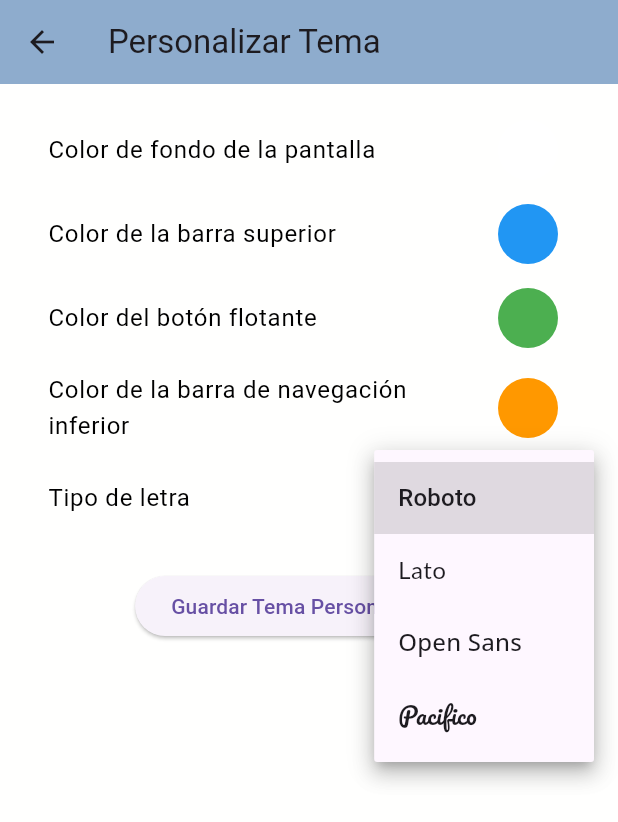
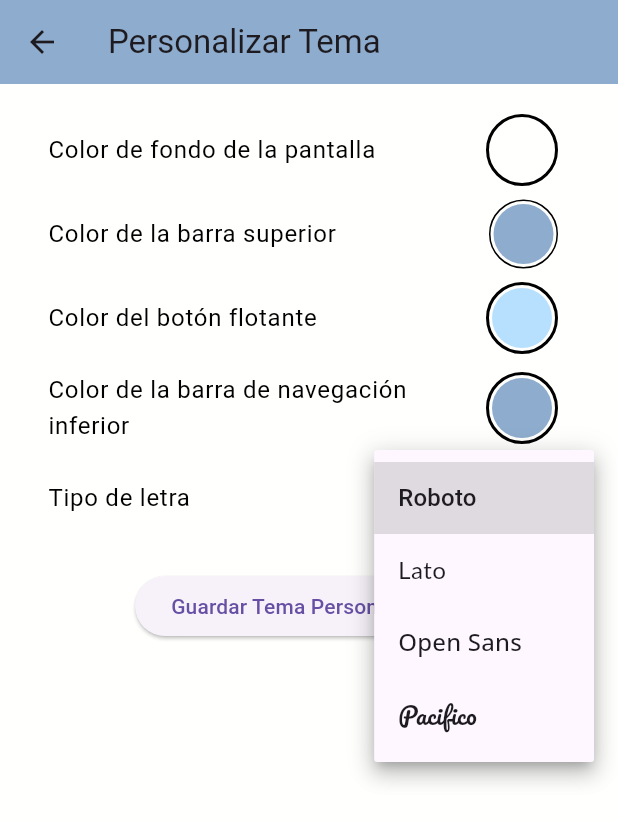
Before and after one commit to DulceST/Promoviles, a Flutter app: the CustomizeThemeScreen screen opened by its route, after a tap on "Roboto", on a phone screen of 412 x 824 dp. Shown: the top 822 px of the screen. Run offline on Flutter 3.47's test engine with Material 3 defaults, Android fonts, the phone set to English and light mode, and no system bars; our stand-ins replace convex_bottom_bar, flutter_colorpicker, flutter_expandable_fab, google_fonts, image_picker, lottie and 3 more; accounts and stored records are empty.

Commit message:
Implementacion del tema personalizado y que se guarde aunque se cierre sesion

```diff
--- a/lib/screens/customize_theme_screen.dart
+++ b/lib/screens/customize_theme_screen.dart
@@ -1,7 +1,7 @@
 import 'package:flutter/material.dart';
 import 'package:flutter_colorpicker/flutter_colorpicker.dart';
 import 'package:google_fonts/google_fonts.dart';
-import 'package:pms2024/setting/global_values.dart';
+import 'package:pms2024/setting/global_values.dart'; // Ajusta esta ruta según tu proyecto
 
 class CustomizeThemeScreen extends StatefulWidget {
   const CustomizeThemeScreen({super.key});
@@ -11,14 +11,27 @@ class CustomizeThemeScreen extends StatefulWidget {
 }
 
 class _CustomizeThemeScreenState extends State<CustomizeThemeScreen> {
-  Color _scaffoldBackgroundColor = Colors.white;
-  Color _appBarColor = Colors.blue;
-  Color _floatingActionButtonColor = Colors.green;
-  Color _bottomNavigationBarColor = Colors.orange;
+  late Color _scaffoldBackgroundColor;
+  late Color _appBarColor;
+  late Color _floatingActionButtonColor;
+  late Color _bottomNavigationBarColor;
   String _selectedFont = 'Roboto';
 
+  @override
+  void didChangeDependencies() {
+    super.didChangeDependencies();
+
+    // Inicializa los colores con los valores actuales del tema
+    final theme = Theme.of(context);
+    _scaffoldBackgroundColor = theme.scaffoldBackgroundColor;
+    _appBarColor = theme.appBarTheme.backgroundColor ?? Colors.blue; // Si el color no está definido, usa un fallback
+    _floatingActionButtonColor = theme.floatingActionButtonTheme.backgroundColor ?? Colors.green;
+    _bottomNavigationBarColor = theme.bottomNavigationBarTheme.backgroundColor ?? Colors.orange;
+  }
+
   Future<void> _pickColor(BuildContext context, Color currentColor, Function(Color) onColorSelected) async {
-    Color selectedColor = await showDialog(
+  Color selectedColor = currentColor; // Inicializa con el color actual
+  selectedColor = await showDialog(
     context: context,
     builder: (context) {
       return AlertDialog(
@@ -26,7 +39,9 @@ class _CustomizeThemeScreenState extends State<CustomizeThemeScreen> {
         content: SingleChildScrollView(
           child: ColorPicker(
             pickerColor: currentColor,
-              onColorChanged: onColorSelected,
+            onColorChanged: (color) {
+              selectedColor = color; // Actualiza el color seleccionado mientras se elige
+            },
             showLabel: true,
             pickerAreaHeightPercent: 0.8,
           ),
@@ -35,15 +50,17 @@ class _CustomizeThemeScreenState extends State<CustomizeThemeScreen> {
           ElevatedButton(
             child: const Text('Aceptar'),
             onPressed: () {
-                Navigator.of(context).pop(currentColor);
+              Navigator.of(context).pop(selectedColor); // Retorna el color seleccionado
             },
           ),
         ],
       );
     },
-    );
+  ) ?? currentColor; // Si se cierra el diálogo sin seleccionar, usa el color actual
 
+  // Asegúrate de que el color seleccionado se aplique
     onColorSelected(selectedColor);
+
 }
 
 
@@ -59,7 +76,16 @@ class _CustomizeThemeScreenState extends State<CustomizeThemeScreen> {
           children: [
             ListTile(
               title: const Text('Color de fondo de la pantalla'),
-              trailing: CircleAvatar(backgroundColor: _scaffoldBackgroundColor),
+              trailing: Container(
+                padding: const EdgeInsets.all(2), // Padding para el borde
+                decoration: BoxDecoration(
+                  shape: BoxShape.circle,
+                  border: Border.all(color: Colors.black, width: 2), // Borde negro
+                ),
+                child: CircleAvatar(
+                  backgroundColor: _scaffoldBackgroundColor,
+                ),
+              ),
               onTap: () => _pickColor(context, _scaffoldBackgroundColor, (color) {
                 setState(() {
                   _scaffoldBackgroundColor = color;
@@ -68,7 +94,16 @@ class _CustomizeThemeScreenState extends State<CustomizeThemeScreen> {
             ),
             ListTile(
               title: const Text('Color de la barra superior'),
-              trailing: CircleAvatar(backgroundColor: _appBarColor),
+              trailing: Container(
+                padding: const EdgeInsets.all(2),
+                decoration: BoxDecoration(
+                  shape: BoxShape.circle,
+                  border: Border.all(color: Colors.black, width: 1),
+                ),
+                child: CircleAvatar(
+                  backgroundColor: _appBarColor,
+                ),
+              ),
               onTap: () => _pickColor(context, _appBarColor, (color) {
                 setState(() {
                   _appBarColor = color;
@@ -77,7 +112,16 @@ class _CustomizeThemeScreenState extends State<CustomizeThemeScreen> {
             ),
             ListTile(
               title: const Text('Color del botón flotante'),
-              trailing: CircleAvatar(backgroundColor: _floatingActionButtonColor),
+              trailing: Container(
+                padding: const EdgeInsets.all(2),
+                decoration: BoxDecoration(
+                  shape: BoxShape.circle,
+                  border: Border.all(color: Colors.black, width: 2),
+                ),
+                child: CircleAvatar(
+                  backgroundColor: _floatingActionButtonColor,
+                ),
+              ),
               onTap: () => _pickColor(context, _floatingActionButtonColor, (color) {
                 setState(() {
                   _floatingActionButtonColor = color;
@@ -86,7 +130,16 @@ class _CustomizeThemeScreenState extends State<CustomizeThemeScreen> {
             ),
             ListTile(
               title: const Text('Color de la barra de navegación inferior'),
-              trailing: CircleAvatar(backgroundColor: _bottomNavigationBarColor),
+              trailing: Container(
+                padding: const EdgeInsets.all(2),
+                decoration: BoxDecoration(
+                  shape: BoxShape.circle,
+                  border: Border.all(color: Colors.black, width: 2),
+                ),
+                child: CircleAvatar(
+                  backgroundColor: _bottomNavigationBarColor,
+                ),
+              ),
               onTap: () => _pickColor(context, _bottomNavigationBarColor, (color) {
                 setState(() {
                   _bottomNavigationBarColor = color;
@@ -126,7 +179,7 @@ class _CustomizeThemeScreenState extends State<CustomizeThemeScreen> {
                   ),
                   textTheme: TextTheme(
                     bodyMedium: GoogleFonts.getFont(_selectedFont),
-                  )
+                  ),
                 );
                 Navigator.pop(context);
               },
```
Lines whose indentation alone changed are shown as unchanged.
